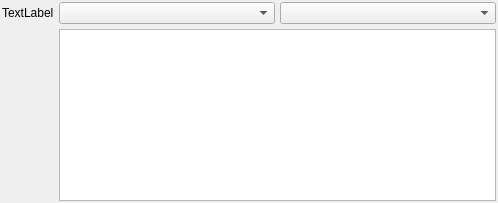
First picture: the form in Source/DREAM3DWidgetsLib/FilterParameterWidgets/UI_Files/ComparisonSelectionWidget.ui, repository BlueQuartzSoftware/DREAM3D, before the edit.
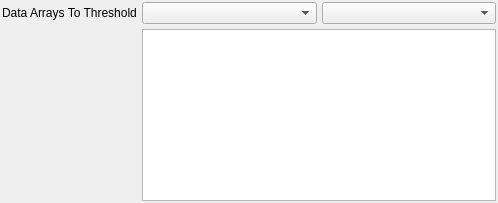
Second picture: the form after the edit. Icons and pictures are not drawn.

Commit message: Updating filters to pass the Small IN100 data set pipelines. parallelizing the IPF and Misorientation colors filter

```diff
--- a/Source/DREAM3DWidgetsLib/FilterParameterWidgets/UI_Files/ComparisonSelectionWidget.ui
+++ b/Source/DREAM3DWidgetsLib/FilterParameterWidgets/UI_Files/ComparisonSelectionWidget.ui
@@ -198,7 +198,7 @@
    <item row="0" column="0">
     <widget class="QLabel" name="label">
      <property name="text">
-      <string>TextLabel</string>
+      <string>Data Arrays To Threshold</string>
      </property>
     </widget>
    </item>
```
Left out of the diff: 11 changed lines with no effect on the pictures. The commit also changes 15 other files.
